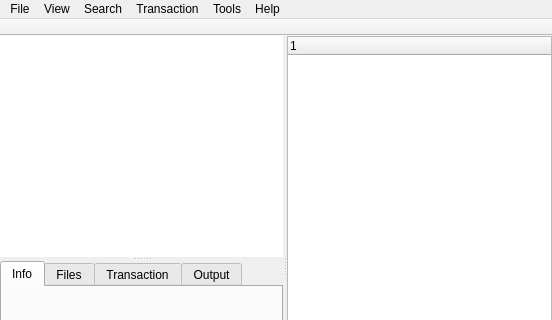
Qt form ui/mainwindow.ui (aarnt/octopi) before a commit; both pictures show x 0 to 552 and y 0 to 320 of the 552 by 518 pixel window.
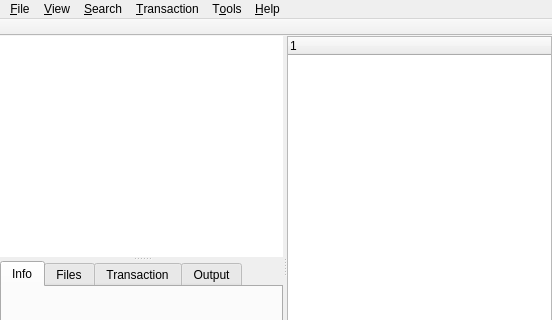
The same form after that commit. Icons and pictures are not drawn. Custom widgets are drawn as their Qt base class.

The edit to the form file:
```diff
--- a/ui/mainwindow.ui
+++ b/ui/mainwindow.ui
@@ -144,7 +144,7 @@
    </property>
    <widget class="QMenu" name="menuHelp">
     <property name="title">
-     <string>Help</string>
+     <string>&amp;Help</string>
     </property>
     <addaction name="actionHelpUsage"/>
     <addaction name="separator"/>
@@ -152,7 +152,7 @@
    </widget>
    <widget class="QMenu" name="menuView">
     <property name="title">
-     <string>View</string>
+     <string>&amp;View</string>
     </property>
     <addaction name="actionViewAllPackages"/>
     <addaction name="actionViewInstalledPackages"/>
@@ -161,14 +161,14 @@
    </widget>
    <widget class="QMenu" name="menuTransaction">
     <property name="title">
-     <string>Transaction</string>
+     <string>&amp;Transaction</string>
     </property>
     <addaction name="actionCommit"/>
     <addaction name="actionCancel"/>
    </widget>
    <widget class="QMenu" name="menuFile">
     <property name="title">
-     <string>File</string>
+     <string>&amp;File</string>
     </property>
     <addaction name="actionGetNews"/>
     <addaction name="actionCheckUpdates"/>
@@ -181,7 +181,7 @@
    </widget>
    <widget class="QMenu" name="menuSearch">
     <property name="title">
-     <string>Search</string>
+     <string>&amp;Search</string>
     </property>
     <addaction name="actionSearchByDescription"/>
     <addaction name="actionSearchByFile"/>
@@ -191,7 +191,7 @@
    </widget>
    <widget class="QMenu" name="menuTools">
     <property name="title">
-     <string>Tools</string>
+     <string>T&amp;ools</string>
     </property>
     <addaction name="actionCacheCleaner"/>
     <addaction name="actionPacmanLogViewer"/>
```
Left out of the diff: 27 changed lines with no effect on the pictures.
